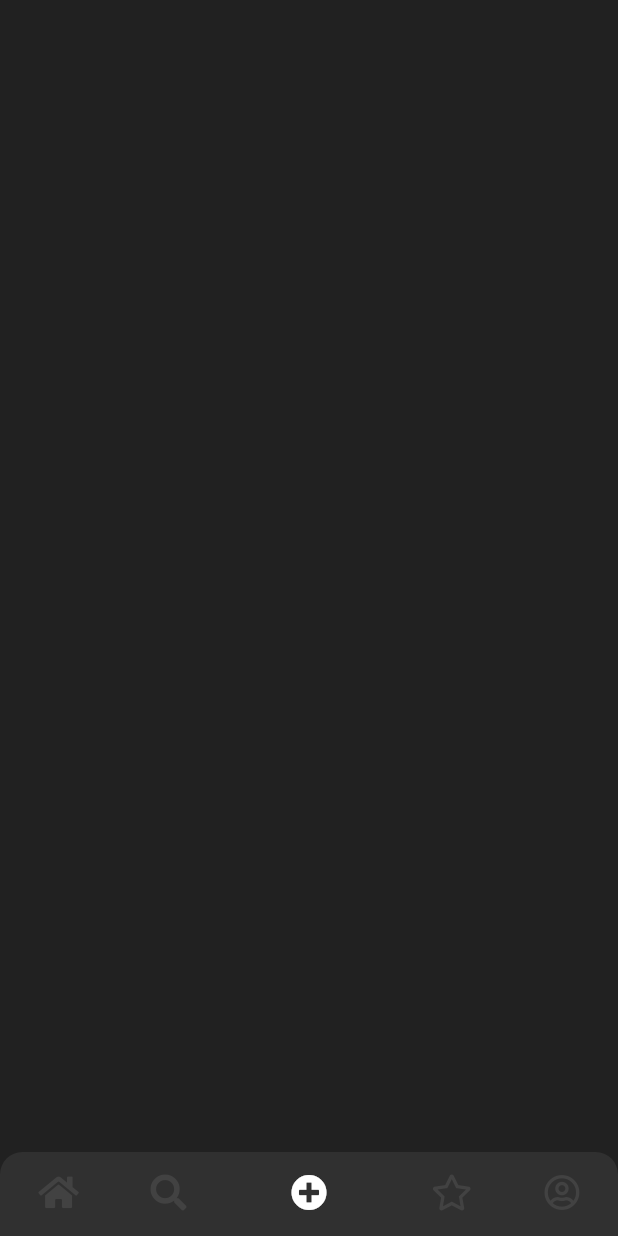
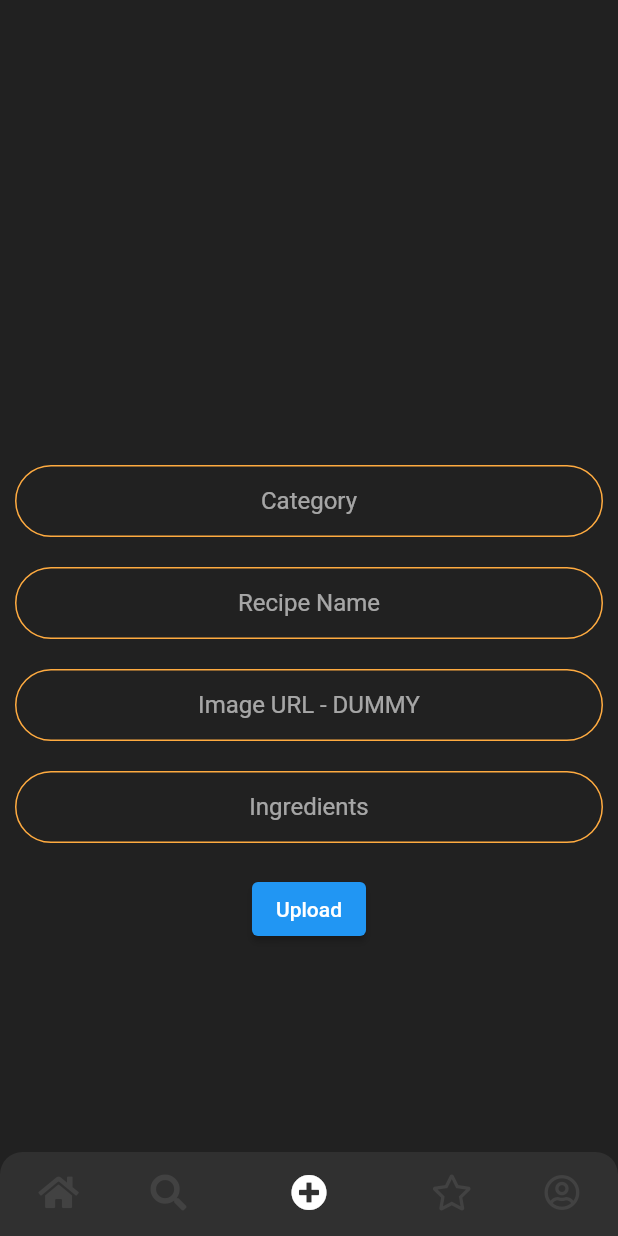
Before and after one commit to TIRILI88/dart_mondayCooks, a Flutter app: the screen it shows after launch, item 3 of the bottom bar chosen, on a phone screen of 412 x 824 dp. Run offline on Flutter 3.47's test engine with Material 2 defaults, Android fonts, the phone set to English and light mode, and no system bars; our stand-ins replace cloud_firestore, firebase_auth, firebase_core, firebase_storage, font_awesome_flutter, modal_progress_hud and 1 more; accounts and stored records are empty; network calls fail.

Commit message:
Add: LogIn, SignUp, Upload Strings

```diff
--- a/lib/constants.dart
+++ b/lib/constants.dart
@@ -1,3 +1,20 @@
 import 'package:flutter/material.dart';
 
 const Color kColorContainer = Color(0xFF363636);
+
+const kTextFieldDecoration = InputDecoration(
+  hintText: 'Enter a value',
+  contentPadding:
+  EdgeInsets.symmetric(vertical: 10.0, horizontal: 20.0),
+  border: OutlineInputBorder(
+    borderRadius: BorderRadius.all(Radius.circular(32.0)),
+  ),
+  enabledBorder: OutlineInputBorder(
+    borderSide: BorderSide(color: Colors.orangeAccent, width: 1.0),
+    borderRadius: BorderRadius.all(Radius.circular(32.0)),
+  ),
+  focusedBorder: OutlineInputBorder(
+    borderSide: BorderSide(color: Colors.orangeAccent, width: 2.0),
+    borderRadius: BorderRadius.all(Radius.circular(32.0)),
+  ),
+);
--- /dev/null
+++ b/lib/database.dart
@@ -0,0 +1,20 @@
+import 'package:cloud_firestore/cloud_firestore.dart';
+import 'package:font_awesome_flutter/font_awesome_flutter.dart';
+
+
+class DataBaseService {
+  DataBaseService({this.uid});
+
+  final String uid;
+  final CollectionReference recipesCollection = FirebaseFirestore.instance.collection('recipes');
+
+  Future updateData(String category,String recipeName, String imageName, String ingredients) async {
+
+    return await recipesCollection.doc(uid).set({
+      'category': category,
+      'recipeName': recipeName,
+      'imageName': imageName,
+      'ingredients': ingredients
+    });
+  }
+}
--- /dev/null
+++ b/lib/globals.dart
@@ -0,0 +1,4 @@
+library monday_cooks.globals;
+
+
+bool isLoggedIn = false;
--- a/lib/main.dart
+++ b/lib/main.dart
@@ -1,5 +1,8 @@
 import 'package:flutter/material.dart';
+import 'start_page.dart';
+import 'recipe_page.dart';
 import 'tabs_page.dart';
+import 'user_login.dart';
 import 'package:firebase_core/firebase_core.dart';
 
 
@@ -19,15 +22,15 @@ class MondayCooks extends StatelessWidget {
         scaffoldBackgroundColor: Color(0xFF212121),
       ),
       home: TabsPage(),
-      // initialRoute: '/',
-      // routes: {
-      //   '/': (context) => StartPage(),
-      //   '/recipePage': (context) => RecipePage(
-      //       recipeTitle: 'recipeTitle',
-      //       recipeImagePath: 'images/default_recipe.jpeg',
-      //       recipeDuration: 0),
-      //   '/userPage': (context) => UserPage(),
-      // },
+      routes: {
+        '/recipePage': (context) => RecipePage(
+            recipeTitle: 'recipeTitle',
+            recipeImagePath: 'images/default_recipe.jpeg',
+            recipeDuration: 0),
+        '/startPage': (context) => StartPage(),
+        '/tabsPage' :(context) => TabsPage(),
+        '/userLogin': (context) => UserLogin(),
+      },
       // onGenerateRoute: RouteGenerator.generateRoute
     );
   }
--- a/lib/tab_navigation.dart
+++ b/lib/tab_navigation.dart
@@ -5,13 +5,35 @@ import 'package:monday_cooks/favorites_page.dart';
 import 'package:monday_cooks/search_page.dart';
 import 'package:monday_cooks/start_page.dart';
 import 'package:monday_cooks/upload_page.dart';
+import 'package:monday_cooks/user_login.dart';
 import 'package:monday_cooks/user_page.dart';
+import 'package:firebase_auth/firebase_auth.dart';
+// import 'globals.dart' as globals;
 
+User user;
+bool isLoggedIn = false;
 
 class TabNavigationItem {
   final Widget page;
   final String title;
   final Widget icon;
+
+
+  static Widget isUserLoggedIn() {
+    try {
+      final User user = FirebaseAuth.instance.currentUser;
+      if (user != null) {
+        isLoggedIn = true;
+        return UserPage();
+      } else {
+        return UserLogin();
+      }
+    }
+    catch (e) {
+      print(e);
+    }
+  }
+
 
   TabNavigationItem(
       {@required this.page, @required this.title, @required this.icon});
@@ -34,7 +56,7 @@ class TabNavigationItem {
         title: 'Favorites',
         icon: Icon(FontAwesomeIcons.star)),
     TabNavigationItem(
-        page: UserPage(),
+        page: isUserLoggedIn(),
         title: 'Me',
         icon: Icon(FontAwesomeIcons.userCircle)),
   ];
--- a/lib/upload_page.dart
+++ b/lib/upload_page.dart
@@ -1,4 +1,6 @@
 import 'package:flutter/material.dart';
+import 'package:monday_cooks/constants.dart';
+import 'database.dart';
 
 class UploadPage extends StatefulWidget {
   @override
@@ -6,8 +8,76 @@ class UploadPage extends StatefulWidget {
 }
 
 class _UploadPageState extends State<UploadPage> {
+
+  final messageTextController = TextEditingController();
+  String category;
+  String recipeName;
+  String imageURL;
+  String ingredients;
+
   @override
   Widget build(BuildContext context) {
-    return Container();
+    return Scaffold(
+      body: Container(
+          child: Column(
+            children: [
+              SizedBox(height: 300),
+              Padding(
+                padding: EdgeInsets.all(10.0),
+                child: TextField(
+                  controller: messageTextController,
+                  textAlign: TextAlign.center,
+                  decoration: kTextFieldDecoration.copyWith(hintText: 'Category'),
+                  onChanged: (value) {
+                    category = value;
+                  },
+                ),
+              ),
+              Padding(
+                padding: EdgeInsets.all(10.0),
+                child: TextField(
+                  controller: messageTextController,
+                  textAlign: TextAlign.center,
+                  decoration: kTextFieldDecoration.copyWith(hintText: 'Recipe Name'),
+                  onChanged: (value) {
+                    recipeName = value;
+                  },
+                ),
+              ),
+              Padding(
+                padding: EdgeInsets.all(10.0),
+                child: TextField(
+                  controller: messageTextController,
+                  textAlign: TextAlign.center,
+                  decoration: kTextFieldDecoration.copyWith(hintText: 'Image URL - DUMMY'),
+                  onChanged: (value) {
+                    imageURL = value;
+                  },
+                ),
+              ),
+              Padding(
+                padding: EdgeInsets.all(10.0),
+                child: TextField(
+                  controller: messageTextController,
+                  textAlign: TextAlign.center,
+                  decoration: kTextFieldDecoration.copyWith(hintText: 'Ingredients'),
+                  onChanged: (value) {
+                    ingredients = value;
+                  },
+                ),
+              ),
+              Padding(
+                padding: EdgeInsets.all(10.0),
+                child: ElevatedButton(
+                  child: Text('Upload'),
+                    onPressed: (){
+                      DataBaseService().updateData(category, recipeName, imageURL, ingredients);
+                      messageTextController.clear();
+                    }),
+              )
+            ],
+          ),
+        ),
+    );
   }
 }
--- a/pubspec.yaml
+++ b/pubspec.yaml
@@ -20,6 +20,7 @@ dependencies:
   firebase_auth: ^0.20.0+1
   cloud_firestore: ^0.16.0
   firebase_storage: ^7.0.0
+  modal_progress_hud: ^0.1.3
 
 dev_dependencies:
   flutter_test:
```
Also changed, not shown: lib/rounded_button.dart (added, +29 -0 lines), lib/route_generator.dart (deleted, +0 -36 lines), lib/start_page.dart (+12 -2 lines), lib/user_login.dart (added, +190 -0 lines), lib/user_page.dart (+22 -14 lines), pubspec.lock.
